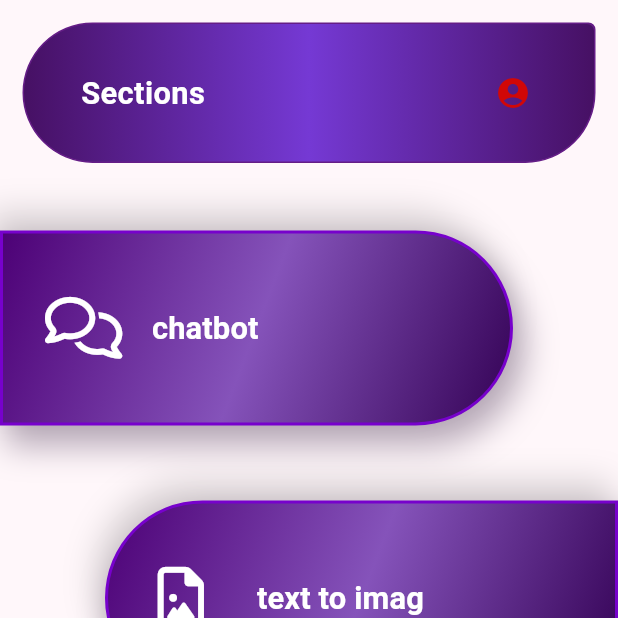
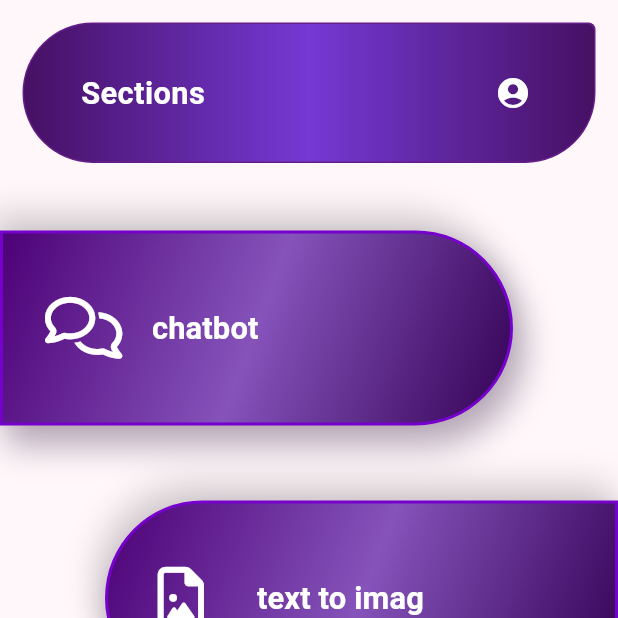
Before and after one commit to fadak9999/graduation_project_99, a Flutter app: the Home screen opened directly with empty values, on a phone screen of 412 x 824 dp, the top half of it. Run offline on Flutter 3.47's test engine with Material 3 defaults, Android fonts, the phone set to English and light mode, and no system bars; our stand-ins replace dash_chat_2, device_preview, firebase_auth, firebase_core, flutter_gemini, flutter_tts and 9 more; missing offline and left inert: google_mlkit_text_recognition; accounts and stored records are empty.

Commit message:
icon and responsive

```diff
--- a/lib/pages/Home.dart
+++ b/lib/pages/Home.dart
@@ -111,7 +111,7 @@ class _HomeState extends State<Home> {
                   Padding(
                     padding: const EdgeInsets.only(right: 30),
                     child: IconButton(
-                      color: const Color.fromARGB(255, 209, 7, 7),
+                      color: const Color.fromARGB(255, 255, 255, 255),
                       icon: const Icon(Icons.account_circle),
                       onPressed: () async {
                         await Get.to(
```
